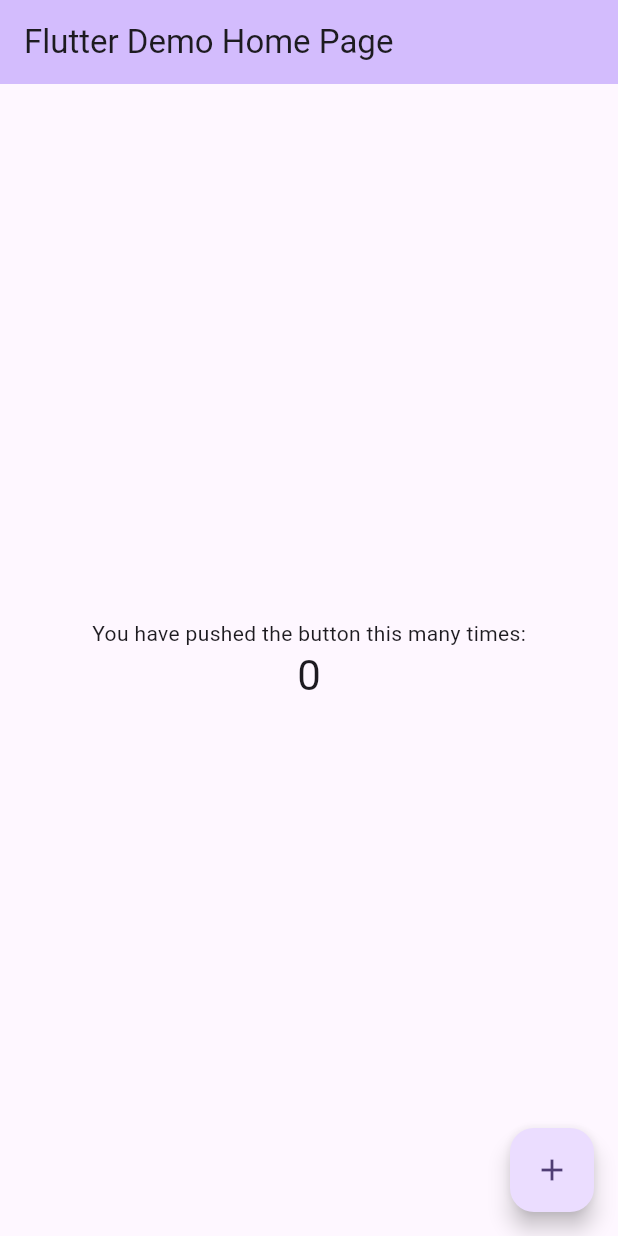
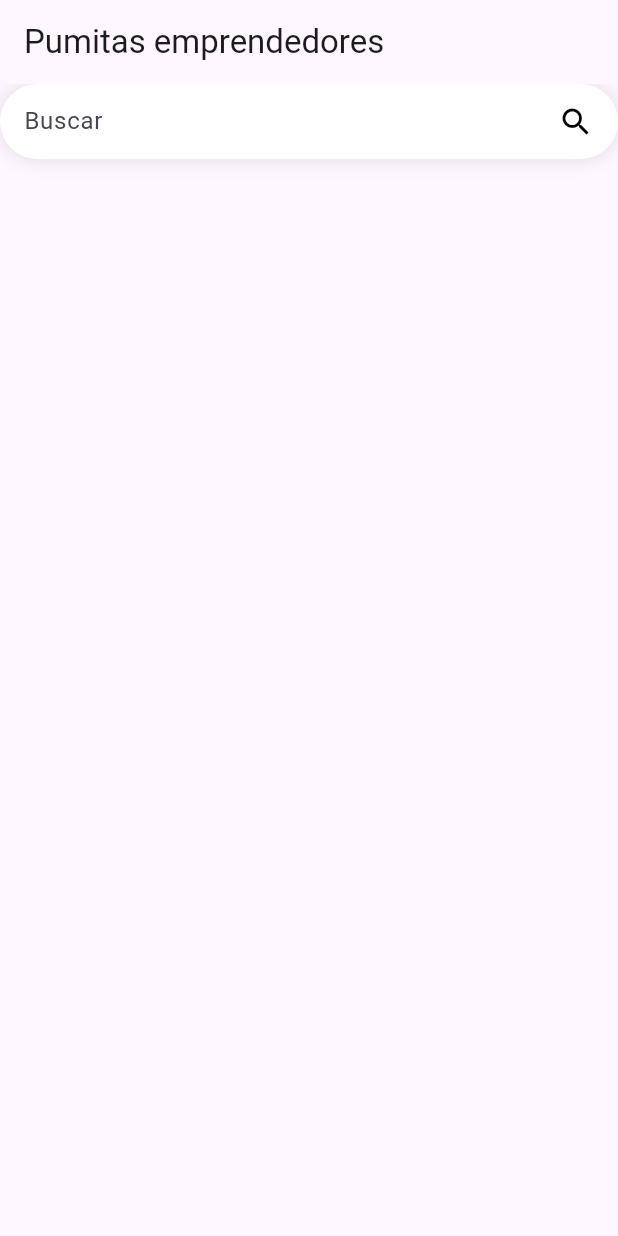
Before and after one commit to DanielGiron20/pumitasEmprendedores, a Flutter app: the screen it shows after launch, on a phone screen of 412 x 824 dp. Run offline on Flutter 3.47's test engine with Material 3 defaults, Android fonts, the phone set to English and light mode, and no system bars; our stand-ins replace firebase_core; accounts and stored records are empty.

Commit message:
Implementacion de rutas e inicio de pantalla principal

```diff
--- a/lib/main.dart
+++ b/lib/main.dart
@@ -1,125 +1,50 @@
 import 'package:flutter/material.dart';
+import 'package:pumitas_emprendedores/rutas.dart';
 
-void main() {
-  runApp(const MyApp());
-}
+void main() => runApp(const MyApp());
 
 class MyApp extends StatelessWidget {
   const MyApp({super.key});
 
-  // This widget is the root of your application.
   @override
   Widget build(BuildContext context) {
     return MaterialApp(
-      title: 'Flutter Demo',
-      theme: ThemeData(
-        // This is the theme of your application.
-        //
-        // TRY THIS: Try running your application with "flutter run". You'll see
-        // the application has a purple toolbar. Then, without quitting the app,
-        // try changing the seedColor in the colorScheme below to Colors.green
-        // and then invoke "hot reload" (save your changes or press the "hot
-        // reload" button in a Flutter-supported IDE, or press "r" if you used
-        // the command line to start the app).
-        //
-        // Notice that the counter didn't reset back to zero; the application
-        // state is not lost during the reload. To reset the state, use hot
-        // restart instead.
-        //
-        // This works for code too, not just values: Most code changes can be
-        // tested with just a hot reload.
-        colorScheme: ColorScheme.fromSeed(seedColor: Colors.deepPurple),
-        useMaterial3: true,
-      ),
-      home: const MyHomePage(title: 'Flutter Demo Home Page'),
+      debugShowCheckedModeBanner: false,
+      title: 'Material App',
+      initialRoute: MyRoutes.PantallaPrincipal.name,
+      routes: routes,
+      onGenerateRoute: (settings) {
+        return MaterialPageRoute(
+          builder: (context) => PageNotFound(name: settings.name),
+        );
+      },
     );
   }
 }
 
-class MyHomePage extends StatefulWidget {
-  const MyHomePage({super.key, required this.title});
+class PageNotFound extends StatelessWidget {
+  const PageNotFound({super.key, required this.name});
 
-  // This widget is the home page of your application. It is stateful, meaning
-  // that it has a State object (defined below) that contains fields that affect
-  // how it looks.
-
-  // This class is the configuration for the state. It holds the values (in this
-  // case the title) provided by the parent (in this case the App widget) and
-  // used by the build method of the State. Fields in a Widget subclass are
-  // always marked "final".
-
-  final String title;
-
-  @override
-  State<MyHomePage> createState() => _MyHomePageState();
-}
-
-class _MyHomePageState extends State<MyHomePage> {
-  int _counter = 0;
-
-  void _incrementCounter() {
-    setState(() {
-      // This call to setState tells the Flutter framework that something has
-      // changed in this State, which causes it to rerun the build method below
-      // so that the display can reflect the updated values. If we changed
-      // _counter without calling setState(), then the build method would not be
-      // called again, and so nothing would appear to happen.
-      _counter++;
-    });
-  }
+  final String? name;
 
   @override
   Widget build(BuildContext context) {
-    // This method is rerun every time setState is called, for instance as done
-    // by the _incrementCounter method above.
-    //
-    // The Flutter framework has been optimized to make rerunning build methods
-    // fast, so that you can just rebuild anything that needs updating rather
-    // than having to individually change instances of widgets.
     return Scaffold(
-      appBar: AppBar(
-        // TRY THIS: Try changing the color here to a specific color (to
-        // Colors.amber, perhaps?) and trigger a hot reload to see the AppBar
-        // change color while the other colors stay the same.
-        backgroundColor: Theme.of(context).colorScheme.inversePrimary,
-        // Here we take the value from the MyHomePage object that was created by
-        // the App.build method, and use it to set our appbar title.
-        title: Text(widget.title),
-      ),
       body: Center(
-        // Center is a layout widget. It takes a single child and positions it
-        // in the middle of the parent.
         child: Column(
-          // Column is also a layout widget. It takes a list of children and
-          // arranges them vertically. By default, it sizes itself to fit its
-          // children horizontally, and tries to be as tall as its parent.
-          //
-          // Column has various properties to control how it sizes itself and
-          // how it positions its children. Here we use mainAxisAlignment to
-          // center the children vertically; the main axis here is the vertical
-          // axis because Columns are vertical (the cross axis would be
-          // horizontal).
-          //
-          // TRY THIS: Invoke "debug painting" (choose the "Toggle Debug Paint"
-          // action in the IDE, or press "p" in the console), to see the
-          // wireframe for each widget.
-          mainAxisAlignment: MainAxisAlignment.center,
-          children: <Widget>[
-            const Text(
-              'You have pushed the button this many times:',
-            ),
-            Text(
-              '$_counter',
-              style: Theme.of(context).textTheme.headlineMedium,
+          mainAxisSize: MainAxisSize.min,
+          children: [
+            Text('La ruta $name no existe'),
+            ElevatedButton(
+              onPressed: () {
+                Navigator.pushReplacementNamed(
+                    context, MyRoutes.PantallaPrincipal.name);
+              },
+              child: const Text('Ir a la página principal'),
             ),
           ],
         ),
       ),
-      floatingActionButton: FloatingActionButton(
-        onPressed: _incrementCounter,
-        tooltip: 'Increment',
-        child: const Icon(Icons.add),
-      ), // This trailing comma makes auto-formatting nicer for build methods.
     );
   }
 }
--- /dev/null
+++ b/lib/pantalla_principal.dart
@@ -0,0 +1,46 @@
+import 'package:flutter/material.dart';
+
+class PantallaPrincipal extends StatelessWidget {
+  const PantallaPrincipal({super.key});
+
+  @override
+  Widget build(BuildContext context) {
+    return MaterialApp(
+      title: 'Pumitas emprendedores',
+      home: Scaffold(
+        appBar: AppBar(
+          title: const Text('Pumitas emprendedores'),
+        ),
+        body: Container(
+          padding: EdgeInsets.symmetric(horizontal: 16),
+          width: double.infinity,
+          height: 50,
+          decoration: BoxDecoration(
+            color: Colors.white,
+            borderRadius: BorderRadius.circular(30),
+            boxShadow: [
+              BoxShadow(
+                color: Colors.black.withOpacity(0.1),
+                blurRadius: 10,
+                spreadRadius: 1,
+              ),
+            ],
+          ),
+          child: Row(
+            children: [
+              Expanded(
+                child: TextField(
+                  decoration: InputDecoration(
+                    hintText: 'Buscar',
+                    border: InputBorder.none,
+                  ),
+                ),
+              ),
+              Icon(Icons.search, color: Colors.black),
+            ],
+          ),
+        ),
+      ),
+    );
+  }
+}
--- /dev/null
+++ b/lib/rutas.dart
@@ -0,0 +1,8 @@
+import 'package:flutter/material.dart';
+import 'package:pumitas_emprendedores/pantalla_principal.dart';
+
+enum MyRoutes { PantallaPrincipal }
+
+final Map<String, Widget Function(BuildContext)> routes = {
+  MyRoutes.PantallaPrincipal.name: (context) => const PantallaPrincipal()
+};
--- a/pubspec.yaml
+++ b/pubspec.yaml
@@ -1,4 +1,4 @@
-name: daniel
+name: pumitas_emprendedores
 description: "A new Flutter project."
 # The following line prevents the package from being accidentally published to
 # pub.dev using `flutter pub publish`. This is preferred for private packages.
@@ -35,7 +35,7 @@ dependencies:
   # The following adds the Cupertino Icons font to your application.
   # Use with the CupertinoIcons class for iOS style icons.
   cupertino_icons: ^1.0.2
-  firebase_core: ^2.27.0
+  firebase_core: ^3.4.0
 
 dev_dependencies:
   flutter_test:
@@ -46,7 +46,7 @@ dev_dependencies:
   # activated in the `analysis_options.yaml` file located at the root of your
   # package. See that file for information about deactivating specific lint
   # rules and activating additional ones.
-  flutter_lints: ^2.0.0
+  flutter_lints: ^4.0.0
 
 # For information on the generic Dart part of this file, see the
 # following page: https://dart.dev/tools/pub/pubspec
```
Also changed, not shown: pubspec.lock, 2 other files.
